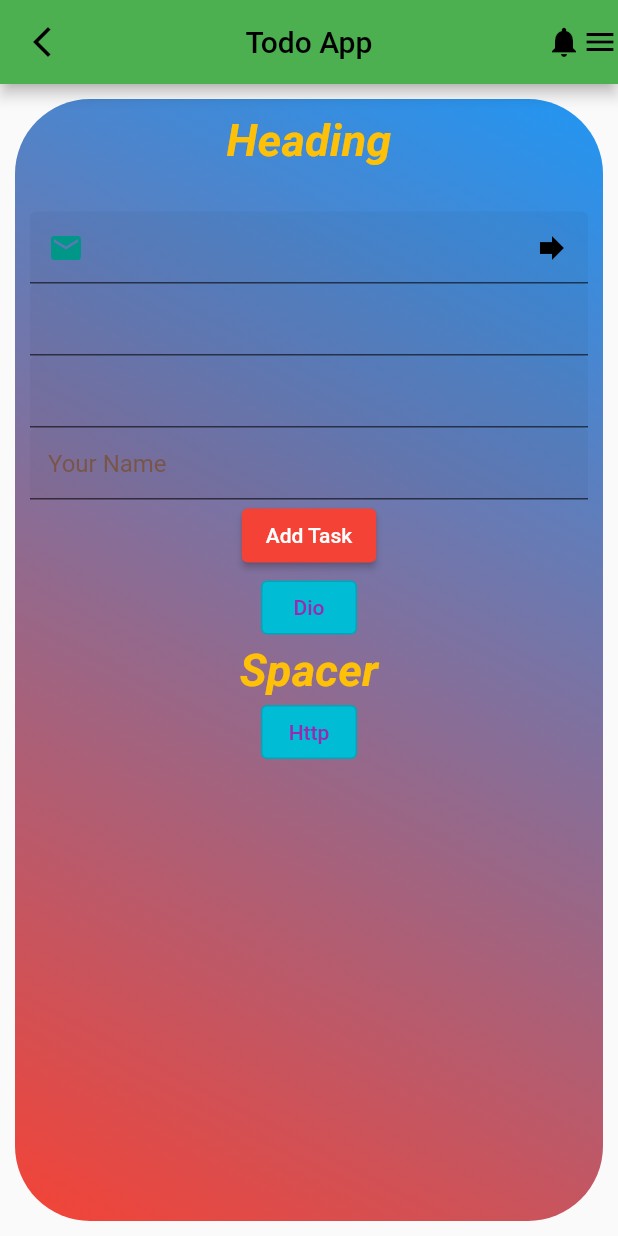
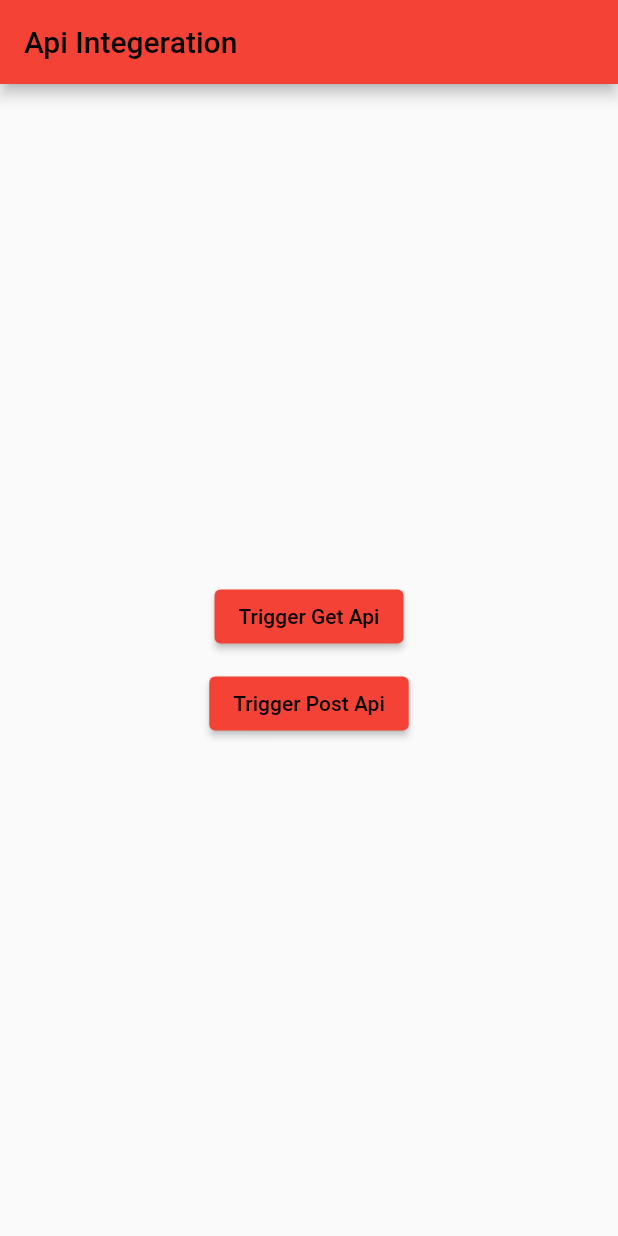
Before and after one commit to MuhammadHaris55/flutter-beginners-tutorial, a Flutter app: the screen it shows after launch, on a phone screen of 412 x 824 dp. Run offline on Flutter 3.47's test engine with Material 2 defaults, Android fonts, the phone set to English and light mode, and no system bars; our stand-ins replace dio.

Commit message:
api implementation, file structuring, binding the function from service file with the button on screen file

```diff
--- /dev/null
+++ b/lib/features/api_integeration/api_screen.dart
@@ -0,0 +1,38 @@
+import 'package:flutter/material.dart';
+import 'package:myapp/features/api_integeration/api_services.dart';
+
+class ApiIntegerationScreen extends StatefulWidget {
+  const ApiIntegerationScreen({super.key});
+
+  @override
+  State<ApiIntegerationScreen> createState() => _ApiIntegerationScreenState();
+}
+
+class _ApiIntegerationScreenState extends State<ApiIntegerationScreen> {
+  @override
+  Widget build(BuildContext context) {
+    final ApiServices apiServices = ApiServices();
+    return Scaffold(
+      appBar: AppBar(
+        title: const Text('Api Integeration'),
+      ),
+      body: Center(
+        child: Column(
+          mainAxisAlignment: MainAxisAlignment.center,
+          children: [
+            ElevatedButton(
+              onPressed: apiServices.triggerGetApi,
+              child: const Text('Trigger Get Api'),
+            ),
+            const SizedBox(height: 10),
+            ElevatedButton(
+              // onPressed: () => apiServices.triggerPostApi,
+              onPressed: () => apiServices.triggerPostApi(context),
+              child: const Text('Trigger Post Api'),
+            ),
+          ],
+        ),
+      ),
+    );
+  }
+}
--- /dev/null
+++ b/lib/features/api_integeration/api_services.dart
@@ -0,0 +1,43 @@
+import 'package:flutter/material.dart';
+import 'package:http/http.dart' as http;
+
+class ApiServices {
+  triggerGetApi() async {
+    // var url = Uri.https('reqres.in', 'api/users/2');
+    debugPrint('kkk pp');
+    try {
+      http.Response response = await http.get(
+        // url,
+        Uri.parse('https://reqres.in/api/users/950'),
+        headers: {},
+      );
+      print('http response == ${response.body.toString()}');
+    } catch (e) {
+      print('exception ' + e.toString());
+    }
+    print('function ends');
+  }
+
+  triggerPostApi(BuildContext context) async {
+    print('post api');
+    try {
+      http.Response response = await http.put(
+        Uri.parse('https://reqres.in/api/users/950'),
+        // headers: {
+        //   'authorization': '',
+        // },
+        body: {"name": "Daniyal", "job": "Flutter Developer"},
+      );
+      // if (response.statusCode == 201) {
+      const snackBar = SnackBar(
+        content: Text('User added successfully'),
+      );
+      ScaffoldMessenger.of(context).showSnackBar(snackBar);
+      // }
+      print('http post response == ${response.body.toString()}');
+    } catch (e) {
+      print('exception ' + e.toString());
+    }
+    print('post api function ends');
+  }
+}
--- a/lib/main.dart
+++ b/lib/main.dart
@@ -1,6 +1,7 @@
 import 'package:flutter/material.dart';
 import 'package:flutter/services.dart';
 import 'package:myapp/common/submit_button.dart';
+import 'package:myapp/features/api_integeration/api_screen.dart';
 import 'package:myapp/routing/app_router.dart';
 import 'package:myapp/second_screen.dart';
 import 'package:http/http.dart' as http;
@@ -56,9 +57,10 @@ class MyApp extends StatelessWidget {
         primarySwatch: Colors.yellow,
       ),
       onGenerateRoute: (settings) => generateRoute(settings),
-      home: const MyHomePage(
-          // title: 'Flutter demo app',
-          ),
+      home: const ApiIntegerationScreen(),
+      // home: const MyHomePage(
+      //     // title: 'Flutter demo app',
+      //     ),
       // home: const SecondScreen(),
     );
   }
@@ -100,6 +102,7 @@ class _MyHomePageState extends State<MyHomePage> {
 
   void apiIntegerationDio() async {
     try {
+      print('old dio func');
       // final response = await dio.get('https://api.publicapis.org/entries');
       final response = await dio.get('https://reqres.in/api/users/2');
       print('dio response == ${response.data}');
@@ -109,6 +112,7 @@ class _MyHomePageState extends State<MyHomePage> {
   }
 
   apiIntegerationHttp() async {
+    print('old http func');
     var url = Uri.https('reqres.in', 'api/users/2');
     // var url = Uri.https('api.publicapis.org', 'entries');
     try {
```
Also changed, not shown: lib/features/api_integeration/api_model.dart (added).
